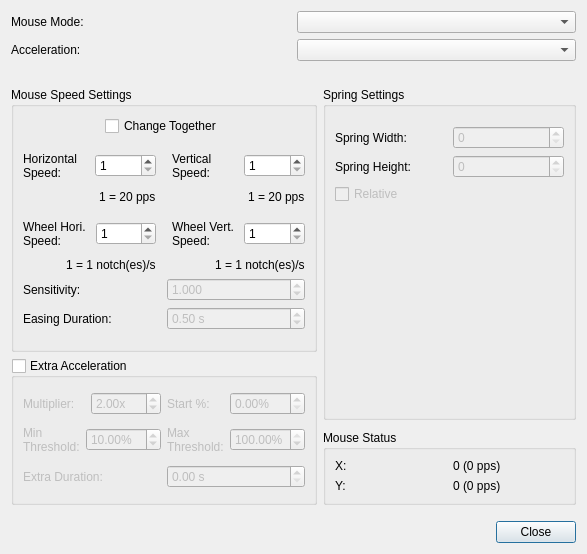
Before: the Qt Designer form src/mousesettingsdialog.ui in AntiMicroX/antimicrox, drawn with Qt 5.
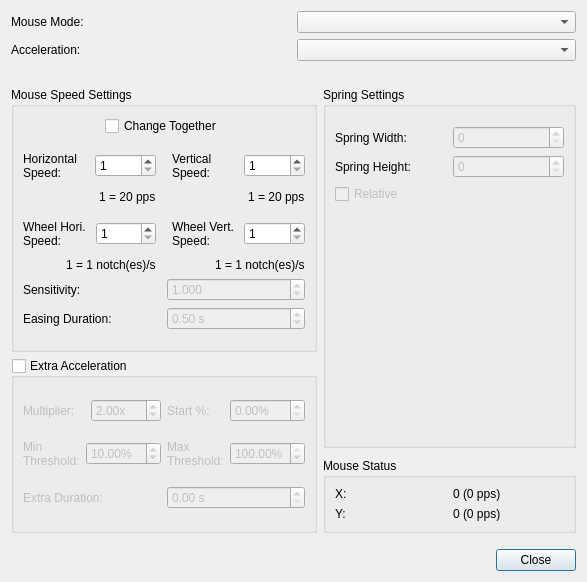
After: the same form once the commit is applied.

Commit message: Change applications key binding. Minor changes to mouse settings dialogs.

```diff
--- a/src/mousesettingsdialog.ui
+++ b/src/mousesettingsdialog.ui
@@ -10,7 +10,7 @@
     <x>0</x>
     <y>0</y>
     <width>587</width>
-    <height>554</height>
+    <height>582</height>
    </rect>
   </property>
   <property name="windowTitle">
```
Left out of the diff: 14 changed lines with no effect on the pictures. The commit also changes 4 other files.
